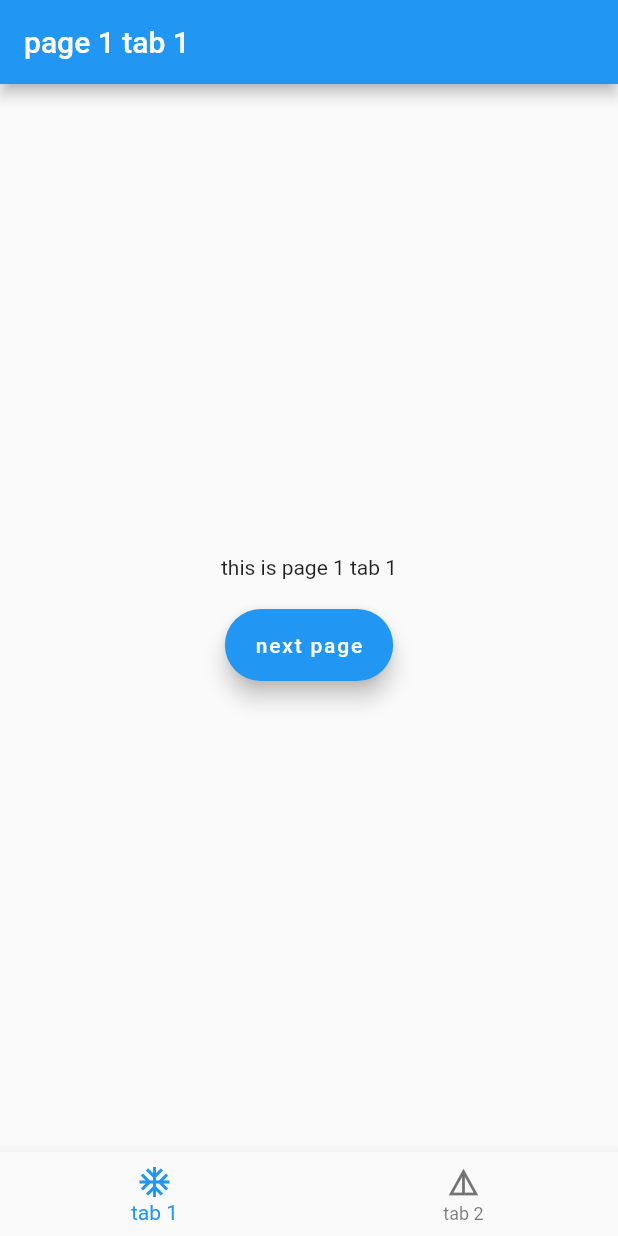
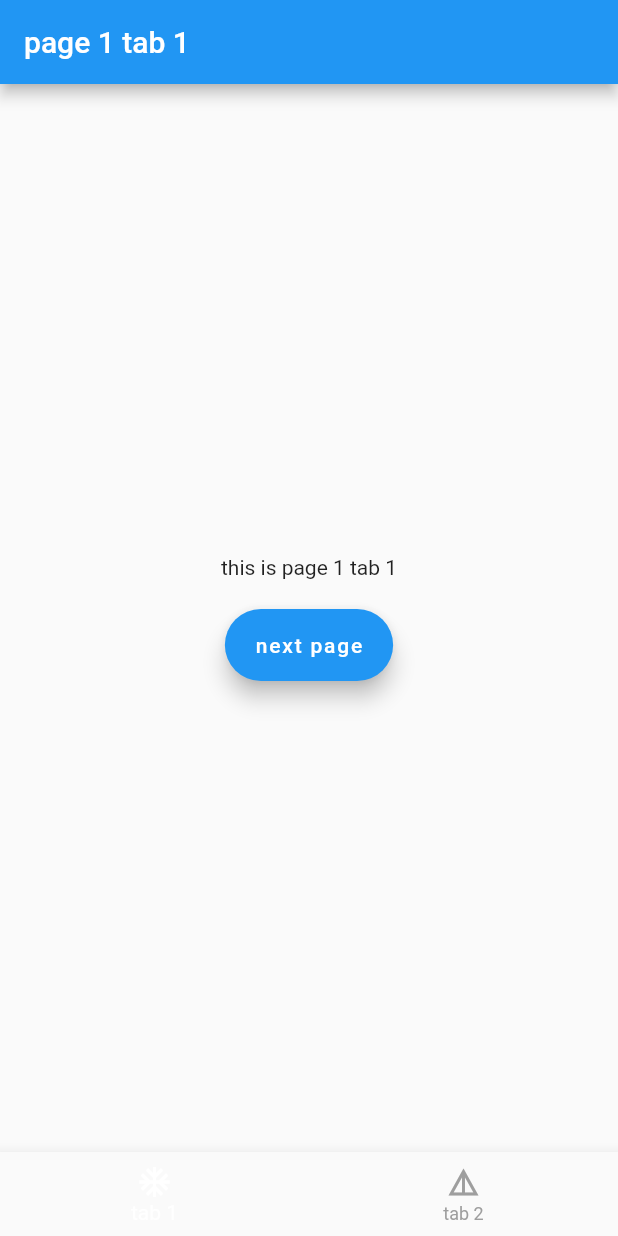
Before and after one commit to Babwenbiber/flutter_navigation_stacks, a Flutter app: the screen it shows after launch, on a phone screen of 412 x 824 dp. Run offline on Flutter 3.47's test engine with Material 2 defaults, Android fonts, the phone set to English and light mode, and no system bars.

Commit message:
feat: add optional paramters to design bottomnavbar

```diff
--- a/lib/stack_navigation.dart
+++ b/lib/stack_navigation.dart
@@ -5,18 +5,26 @@ import 'dart:collection';
 import 'package:flutter/material.dart';
 
 class NavigationHomePage extends StatefulWidget {
-  NavigationHomePage(
-      {Key key,
-      @required this.pages,
-      @required this.observers,
-      @required this.bottomNavigationBarItems})
-      : assert(pages != null),
+  NavigationHomePage({
+    Key key,
+    @required this.pages,
+    @required this.observers,
+    @required this.bottomNavigationBarItems,
+    this.bottomNavigationBarUnselectedItemColor: Colors.grey,
+    this.bottomNavigationBarSelectedItemColor: Colors.white,
+    this.bottomNavigationBarType: BottomNavigationBarType.fixed,
+    this.bottomNavigationBarOnTap,
+  })  : assert(pages != null),
         assert(bottomNavigationBarItems != null),
         assert(pages.length == bottomNavigationBarItems.length),
         super(key: key);
   final List<PageInfo> pages;
   final List<RouteObserver<PageRoute<dynamic>>> observers;
   final List<BottomNavigationBarItem> bottomNavigationBarItems;
+  final Color bottomNavigationBarUnselectedItemColor;
+  final Color bottomNavigationBarSelectedItemColor;
+  final BottomNavigationBarType bottomNavigationBarType;
+  final Function(int index) bottomNavigationBarOnTap;
 
   @override
   _NavigationHomePageState createState() => _NavigationHomePageState();
@@ -36,6 +44,7 @@ class _NavigationHomePageState extends State<NavigationHomePage> {
 
   void _onItemTapped(int index) {
     NavigationStacks._changeIndex(index);
+    widget.bottomNavigationBarOnTap(index);
   }
 
   Future<bool> _onWillPop() {
@@ -53,6 +62,9 @@ class _NavigationHomePageState extends State<NavigationHomePage> {
       child: Scaffold(
         body: NavigationStacks.stacks[_NavBarIndex.getIndex()].last.page,
         bottomNavigationBar: BottomNavigationBar(
+          unselectedItemColor: widget.bottomNavigationBarUnselectedItemColor,
+          selectedItemColor: widget.bottomNavigationBarSelectedItemColor,
+          type: widget.bottomNavigationBarType,
           currentIndex: _NavBarIndex.getIndex(),
           onTap: _onItemTapped,
           items: widget.bottomNavigationBarItems,
--- a/pubspec.yaml
+++ b/pubspec.yaml
@@ -1,6 +1,6 @@
 name: stack_navigation
 description: This packages allows navigation with a history foreach item in the bottomnavigation bar.
-version: 0.0.6
+version: 0.0.7
 repository: https://github.com/Babwenbiber/flutter_navigation_stacks.git
 
 
```
Also changed, not shown: 1 other file.
